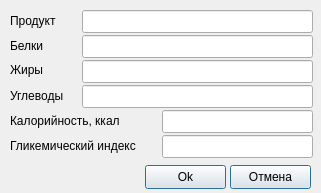
This is source/add.ui in arcan1s/food_gui as Qt 5 draws it before an edit. The edited form follows.
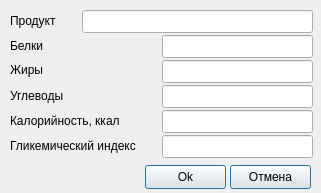
This is the edited form.

What changed in the file:
```diff
--- a/source/add.ui
+++ b/source/add.ui
@@ -49,9 +49,9 @@
    <widget class="QLineEdit" name="prot_line">
     <property name="geometry">
      <rect>
-      <x>82</x>
+      <x>162</x>
       <y>35</y>
-      <width>231</width>
+      <width>151</width>
       <height>23</height>
      </rect>
     </property>
@@ -62,9 +62,9 @@
    <widget class="QLineEdit" name="lip_line">
     <property name="geometry">
      <rect>
-      <x>82</x>
+      <x>162</x>
       <y>60</y>
-      <width>231</width>
+      <width>151</width>
       <height>23</height>
      </rect>
     </property>
@@ -75,9 +75,9 @@
    <widget class="QLineEdit" name="carb_line">
     <property name="geometry">
      <rect>
-      <x>82</x>
+      <x>162</x>
       <y>85</y>
-      <width>231</width>
+      <width>151</width>
       <height>23</height>
      </rect>
     </property>
@@ -132,7 +132,7 @@
      <rect>
       <x>10</x>
       <y>35</y>
-      <width>61</width>
+      <width>151</width>
       <height>21</height>
      </rect>
     </property>
@@ -145,7 +145,7 @@
      <rect>
       <x>10</x>
       <y>60</y>
-      <width>61</width>
+      <width>151</width>
       <height>20</height>
      </rect>
     </property>
@@ -158,7 +158,7 @@
      <rect>
       <x>10</x>
       <y>85</y>
-      <width>61</width>
+      <width>151</width>
       <height>21</height>
      </rect>
     </property>
```
Left out of the diff: 19 changed lines with no effect on the pictures.
